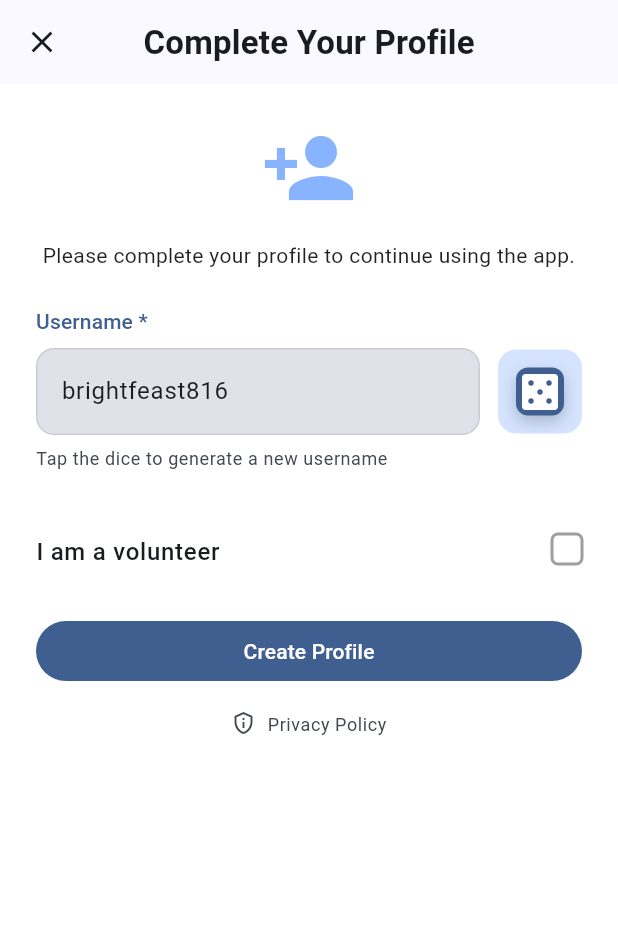
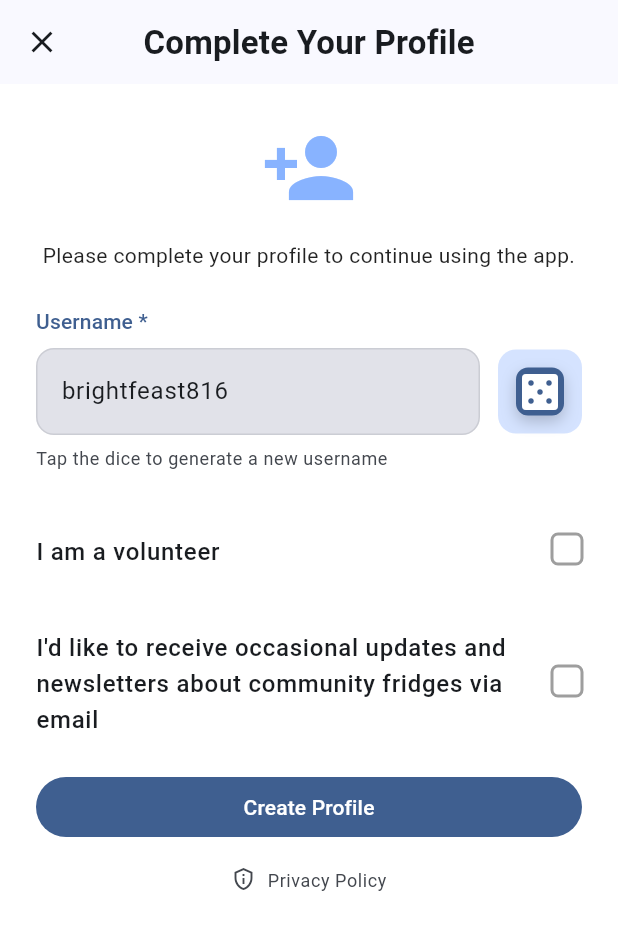
Before and after one commit to FridgeFinder/CFM_Mobile, a Flutter app: the screen it shows once a user with an empty profile is signed in, on a phone screen of 412 x 824 dp. Shown: the top 930 px of the screen. Run offline on Flutter 3.47's test engine with Material 3 defaults, Android fonts, the phone set to English and light mode, and no system bars; our stand-ins replace cloud_functions, connectivity_plus, dio, firebase_auth, firebase_core, firebase_database and 19 more; missing offline and left inert: dio_cache_interceptor_hive_store, flutter_map_cache, flutter_map_marker_cluster, vector_map_tiles, vector_tile_renderer; accounts and stored records are empty; generated files the repository leaves out were written again.

Commit message:
Add email & newsletter opt-in to sign-up flow
Phone-auth users can now optionally enter an email during sign-up.
All users see a newsletter consent checkbox. Both values are persisted
to Firebase RTDB (email, newsletterOptIn fields on UserProfile).

Co-Authored-By: Claude Opus 4.6 <noreply@anthropic.com>

```diff
--- a/fridgefinder_flutter/lib/src/features/auth/domain/models/user_profile.dart
+++ b/fridgefinder_flutter/lib/src/features/auth/domain/models/user_profile.dart
@@ -68,6 +68,7 @@ abstract class UserProfile with _$UserProfile {
     String? fcmToken,
     Map<String, String>? fcmTokens,
     @Default(UserSettings()) UserSettings settings,
+    @Default(false) bool newsletterOptIn,
     required DateTime createdAt,
     DateTime? lastLoginAt,
   }) = _UserProfile;
--- a/fridgefinder_flutter/lib/src/features/auth/presentation/screens/profile_completion_screen.dart
+++ b/fridgefinder_flutter/lib/src/features/auth/presentation/screens/profile_completion_screen.dart
@@ -29,6 +29,8 @@ class _ProfileCompletionScreenState
   bool _isSubmitting = false;
   bool _isRollingDice = false;
   String? _errorMessage;
+  bool _newsletterOptIn = false;
+  String? _newsletterEmail;
 
   Future<void> _createProfile() async {
     // Validate username
@@ -51,9 +53,10 @@ class _ProfileCompletionScreenState
       }
 
       // Create new profile
+      final authEmail = authUser.email;
       final newProfile = UserProfile(
         userId: authUser.uid,
-        email: authUser.email,
+        email: authEmail ?? _newsletterEmail,
         phoneNumber: authUser.phoneNumber,
         username: _username,
         isVolunteer: _isVolunteer,
@@ -61,6 +64,7 @@ class _ProfileCompletionScreenState
         points: 0,
         fcmToken: null,
         settings: const UserSettings(),
+        newsletterOptIn: _newsletterOptIn,
         createdAt: DateTime.now(),
         lastLoginAt: DateTime.now(),
       );
@@ -320,6 +324,41 @@ class _ProfileCompletionScreenState
                       ),
                       const SizedBox(height: 16),
                     ],
+                    // Email field for phone-auth users (no Google email)
+                    Builder(
+                      builder: (context) {
+                        final authEmail =
+                            ref.read(authUserProvider).value?.email;
+                        if (authEmail == null) {
+                          return Column(
+                            crossAxisAlignment: CrossAxisAlignment.start,
+                            children: [
+                              TextFieldM3E(
+                                labelText: 'Email address (optional)',
+                                hintText: 'you@example.com',
+                                keyboardType: TextInputType.emailAddress,
+                                onChanged: (value) {
+                                  setState(() => _newsletterEmail =
+                                      value.isEmpty ? null : value);
+                                },
+                              ),
+                              const SizedBox(height: 12),
+                            ],
+                          );
+                        }
+                        return const SizedBox.shrink();
+                      },
+                    ),
+                    // Newsletter opt-in checkbox
+                    CheckboxM3E(
+                      label:
+                          'I\'d like to receive occasional updates and newsletters about community fridges via email',
+                      value: _newsletterOptIn,
+                      onChanged: (value) {
+                        setState(() => _newsletterOptIn = value ?? false);
+                      },
+                    ),
+                    const SizedBox(height: 16),
                     // Error message
                     if (_errorMessage != null) ...[
                       Text(
```
Also changed, not shown: fridgefinder_flutter/lib/src/features/auth/presentation/widgets/sign_up_form.dart (+27 -1 lines), fridgefinder_flutter/lib/src/core/providers/vector_tile_style_provider.g.dart, fridgefinder_flutter/lib/src/features/auth/domain/models/user_profile.freezed.dart, fridgefinder_flutter/lib/src/features/auth/domain/models/user_profile.g.dart.
